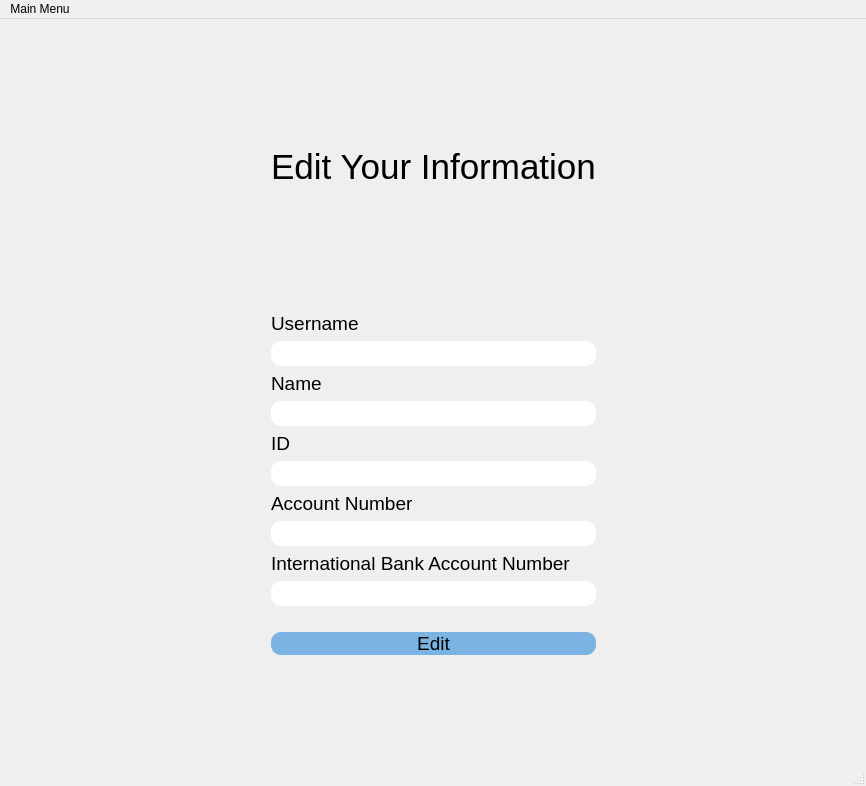
This is chengeaccount.ui in SAMoosavi/AdvancedProgrammingProject2 as Qt 5 draws it before an edit. The edited form follows.
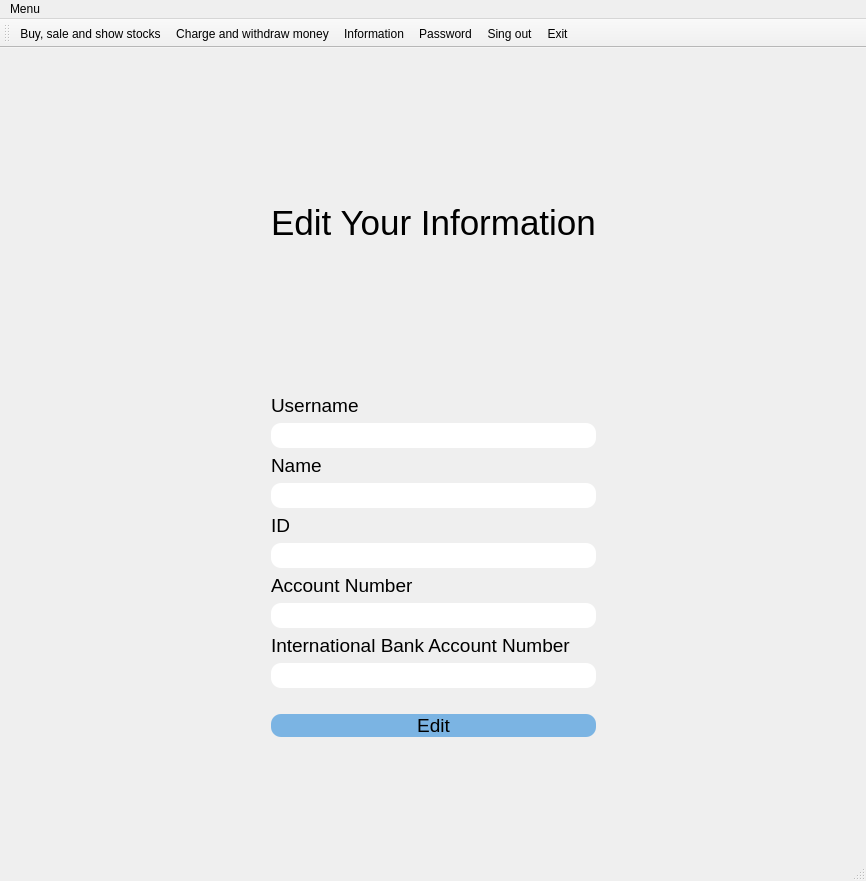
This is the edited form. Icons and pictures are not drawn.

Patch:
```diff
--- a/chengeaccount.ui
+++ b/chengeaccount.ui
@@ -7,7 +7,7 @@
     <x>0</x>
     <y>0</y>
     <width>866</width>
-    <height>786</height>
+    <height>881</height>
    </rect>
   </property>
   <property name="windowTitle">
@@ -317,12 +317,12 @@
      <x>0</x>
      <y>0</y>
      <width>866</width>
-     <height>21</height>
+     <height>25</height>
     </rect>
    </property>
    <widget class="QMenu" name="menuMain_Menu">
     <property name="title">
-     <string>Main Menu</string>
+     <string>Menu</string>
     </property>
     <widget class="QMenu" name="menuCheng">
      <property name="title">
@@ -340,9 +340,26 @@
    <addaction name="menuMain_Menu"/>
   </widget>
   <widget class="QStatusBar" name="statusbar"/>
+  <widget class="QToolBar" name="toolBar">
+   <property name="windowTitle">
+    <string>toolBar</string>
+   </property>
+   <attribute name="toolBarArea">
+    <enum>TopToolBarArea</enum>
+   </attribute>
+   <attribute name="toolBarBreak">
+    <bool>false</bool>
+   </attribute>
+   <addaction name="actionstock"/>
+   <addaction name="actionCharge_and"/>
+   <addaction name="actionInformation"/>
+   <addaction name="actionPassword"/>
+   <addaction name="actionSing_out"/>
+   <addaction name="actionExit"/>
+  </widget>
   <action name="actionstock">
    <property name="text">
-    <string>Stock</string>
+    <string>Buy, sale and show stocks</string>
    </property>
   </action>
   <action name="actionInformation">
```
Left out of the diff: 38 changed lines with no effect on the pictures.
